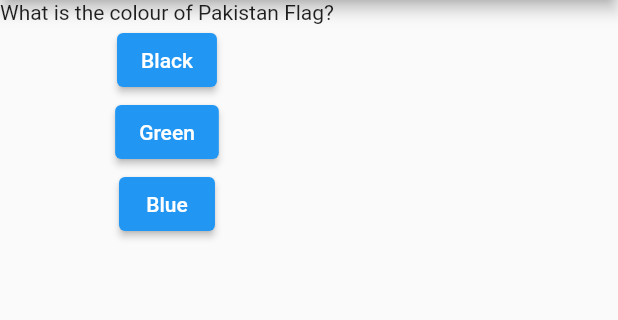
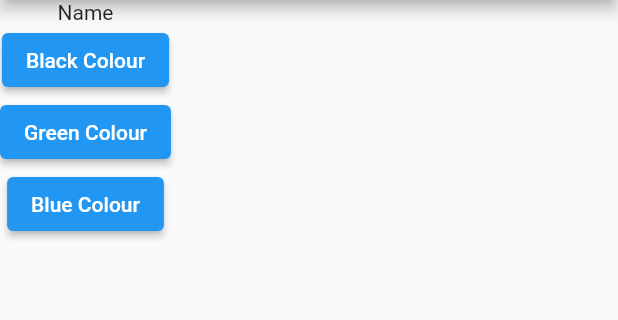
Before and after one commit to AbdulRehman7269/QuizAppbyFlutter, a Flutter app: the screen it shows after launch, on a phone screen of 412 x 824 dp, the part 84-404 px from its top. Run offline on Flutter 3.47's test engine with Material 2 defaults, Android fonts, the phone set to English and light mode, and no system bars.

Commit message:
changes in main.dart and save it and add to github

```diff
--- a/lib/main.dart
+++ b/lib/main.dart
@@ -1,34 +1,39 @@
 import 'package:flutter/material.dart';
 
-void main() => runApp(MyApp());
+void main() {
+  runApp(MyApp());
+}
 
 class MyApp extends StatelessWidget {
+  void questionAnswers() {
+    print("Black Colour");
+  }
+
+
   @override
   Widget build(BuildContext context) {
-    // TODO: implement build
-    return MaterialApp(
-      home: Scaffold(
-        appBar: AppBar(
-          title: Text('Quiz App'),
-        ),
-        body: Column(
+    var questions = [
+      'Colours',
+      'Name',
+    ];
+    return MaterialApp(home: Scaffold(
+      appBar: AppBar(
+        title: Text("Quiz App"),
+      ),
+      body: Column(
           children: [
-            Text("What is the colour of Pakistan Flag?"),
-            ElevatedButton(
-              onPressed: () => print("AnswerChoseBlack"),
-              child: Text('Black'),
+          Text(questions[1]),
+      ElevatedButton(onPressed: questionAnswers, child: Text("Black Colour"),
+      ),
+            ElevatedButton(onPressed: () => print("Green Colour"), child: Text("Green Colour"),
             ),
-            ElevatedButton(
-              onPressed: () => print("AnswerChoseGreen"),
-              child: Text('Green'),
+            ElevatedButton(onPressed:() {
+              print("Blue Colour");
+            }, child: Text("Blue Colour"),
             ),
-            ElevatedButton(
-              onPressed: () => print("AnswerChoseBlue"),
-              child: Text('Blue'),
-            ),
-          ],
-        ),
-      ),
+      ],
+    ),)
+    ,
     );
   }
 }
```
